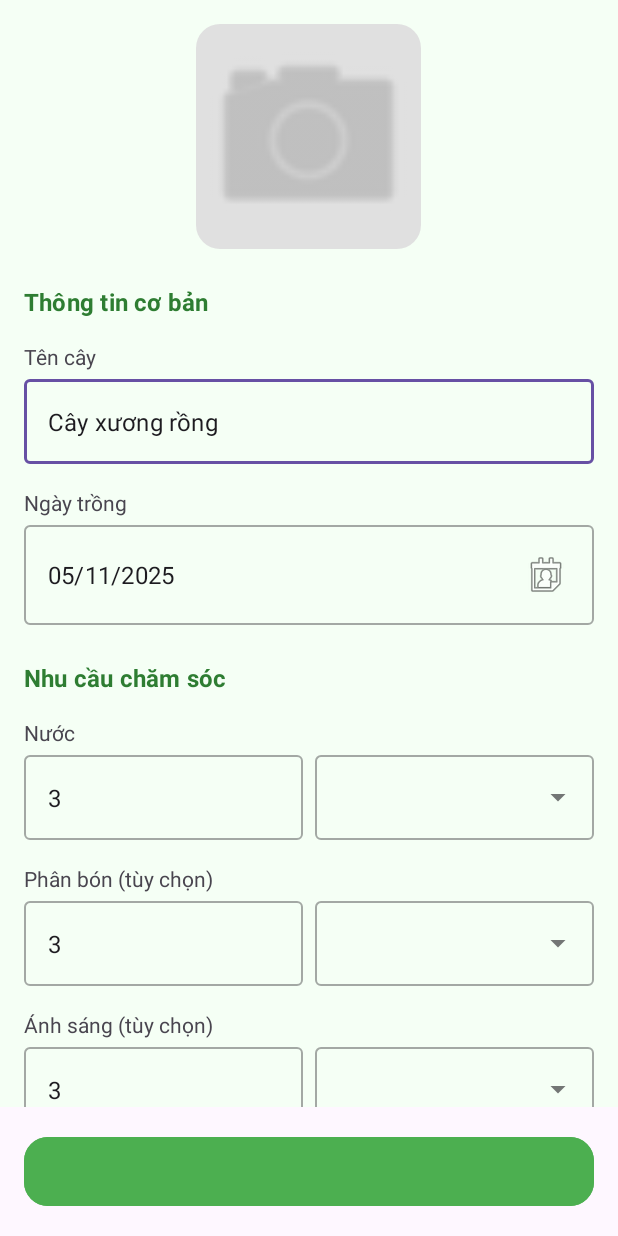
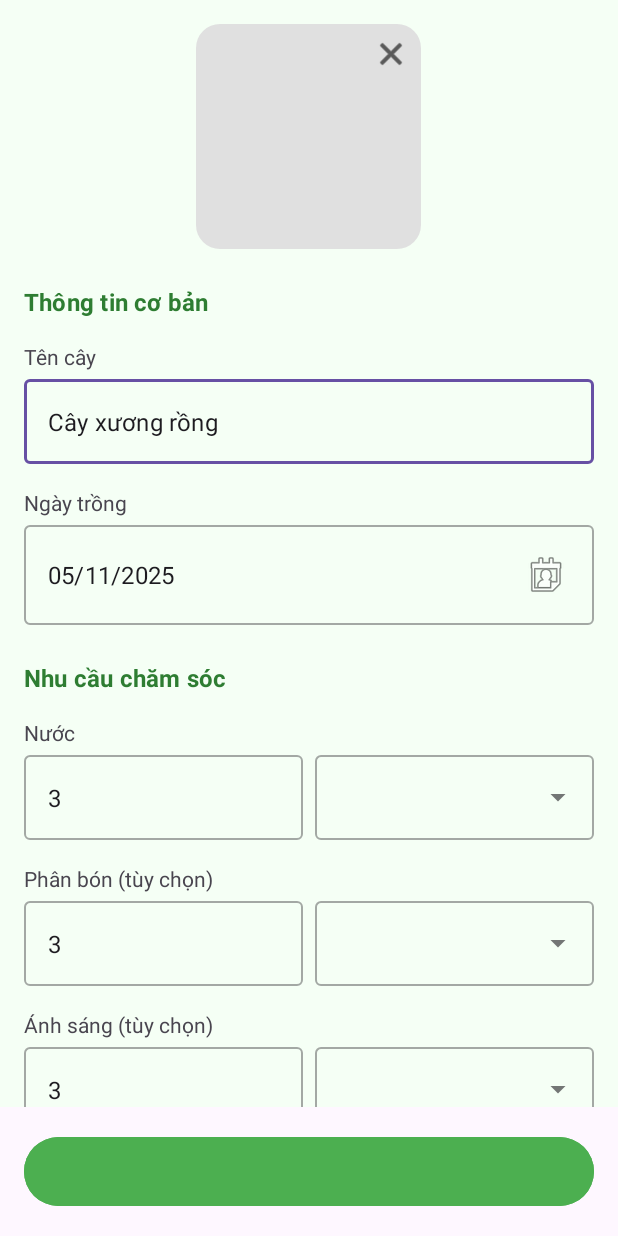
Before and after one commit to phuongnguyen1234/PlantCare, an Android app: the layout fragment_add_edit_plant.xml on its own in the app's theme, with its tools: preview values and no code run, on a phone screen of 412 x 824 dp. Run offline under Robolectric (Android 15) with nearby library versions, the phone set to English and light mode, and no system bars.

```diff
--- a/app/src/main/java/com/example/plantcare/data/dao/TaskDao.java
+++ b/app/src/main/java/com/example/plantcare/data/dao/TaskDao.java
@@ -24,7 +24,7 @@ public interface TaskDao {
     @Delete
     void delete(Task task);
 
-    @Query("SELECT * FROM Task ORDER BY nextDue ASC")
+    @Query("SELECT * FROM Task ORDER BY expiration ASC")
     LiveData<List<Task>> getAllTasks();
 
     @Query("SELECT * FROM Task WHERE taskId = :id LIMIT 1")
@@ -36,6 +36,6 @@ public interface TaskDao {
     @Query("SELECT COUNT(*) FROM Task WHERE status != 'COMPLETED'")
     LiveData<Integer> getActiveTaskCount();
 
-    @Query("SELECT COUNT(*) FROM Task WHERE status != 'COMPLETED' AND nextDue BETWEEN :from AND :to")
+    @Query("SELECT COUNT(*) FROM Task WHERE status != 'COMPLETED' AND expiration BETWEEN :from AND :to")
     LiveData<Integer> getDueSoonTaskCount(LocalDateTime from, LocalDateTime to);
 }
--- a/app/src/main/java/com/example/plantcare/ui/plant/PlantAdapter.java
+++ b/app/src/main/java/com/example/plantcare/ui/plant/PlantAdapter.java
@@ -14,6 +14,8 @@ import com.example.plantcare.data.entity.Plant;
 import com.example.plantcare.databinding.ItemPlantBinding;
 import com.example.plantcare.ui.listeners.OnItemMenuClickListener;
 import com.example.plantcare.utils.MenuUtils;
+
+import java.util.Objects;
 
 public class PlantAdapter extends ListAdapter<Plant, PlantAdapter.ViewHolder> {
 
@@ -32,7 +34,9 @@ public class PlantAdapter extends ListAdapter<Plant, PlantAdapter.ViewHolder> {
 
         @Override
         public boolean areContentsTheSame(@NonNull Plant oldItem, @NonNull Plant newItem) {
-            return oldItem.getName().equals(newItem.getName());
+            // So sánh cả tên và URL ảnh để phát hiện thay đổi
+            return oldItem.getName().equals(newItem.getName()) &&
+                    Objects.equals(oldItem.getImageUrl(), newItem.getImageUrl());
         }
     };
 
--- /dev/null
+++ b/app/src/main/res/color/text_input_box_stroke.xml
@@ -0,0 +1,5 @@
+<?xml version="1.0" encoding="utf-8"?>
+<selector xmlns:android="http://schemas.android.com/apk/res/android">
+    <item android:color="?attr/colorPrimary" android:state_focused="true"/>
+    <item android:color="@android:color/darker_gray"/>
+</selector>
--- a/app/src/main/res/layout/activity_main.xml
+++ b/app/src/main/res/layout/activity_main.xml
@@ -97,8 +97,7 @@
                 android:layout_width="match_parent"
                 android:layout_height="wrap_content"
                 android:layout_gravity="bottom"
-                android:background="@color/colorBottomNavBackground"
-                app:elevation="8dp"
+                android:background="@drawable/bottom_nav_with_top_border"
                 app:itemIconTint="@color/bottom_nav_item_color"
                 app:itemTextColor="@color/bottom_nav_item_color"
                 app:labelVisibilityMode="labeled"
--- a/app/src/main/res/layout/fragment_add_edit_plant.xml
+++ b/app/src/main/res/layout/fragment_add_edit_plant.xml
@@ -4,6 +4,7 @@
     xmlns:tools="http://schemas.android.com/tools">
 
     <data>
+        <import type="android.view.View" />
         <variable
             name="viewModel"
             type="com.example.plantcare.ui.plant.addeditplant.AddEditPlantViewModel" />
@@ -31,17 +32,36 @@
                 android:padding="16dp">
 
                 <!-- Image Picker -->
-                <com.google.android.material.imageview.ShapeableImageView
-                    android:id="@+id/iv_plant_image"
+                <RelativeLayout
                     android:layout_width="150dp"
                     android:layout_height="150dp"
-                    android:layout_gravity="center_horizontal"
-                    android:background="#E0E0E0"
-                    android:scaleType="centerCrop"
-                    android:src="@android:drawable/ic_menu_camera"
-                    app:imageUrl="@{viewModel.plantImageUri != null ? viewModel.plantImageUri.toString() : (plant != null ? plant.imageUrl : null)}"
-                    app:shapeAppearanceOverlay="@style/ShapeAppearance.Material3.Corner.Large"
-                    app:tint="@android:color/darker_gray" />
+                    android:layout_gravity="center_horizontal">
+
+                    <com.google.android.material.imageview.ShapeableImageView
+                        android:id="@+id/iv_plant_image"
+                        android:layout_width="match_parent"
+                        android:layout_height="match_parent"
+                        android:background="#E0E0E0"
+                        android:scaleType="centerCrop"
+                        app:imageUrl="@{viewModel.plantImageUri.toString()}"
+                        app:shapeAppearanceOverlay="@style/ShapeAppearance.Material3.Corner.Large" />
+
+                    <ImageView
+                        android:id="@+id/iv_delete_image"
+                        android:layout_width="32dp"
+                        android:layout_height="32dp"
+                        android:layout_alignParentTop="true"
+                        android:layout_alignParentEnd="true"
+                        android:layout_margin="4dp"
+                        android:background="?attr/selectableItemBackgroundBorderless"
+                        android:clickable="true"
+                        android:contentDescription="Xóa ảnh"
+                        android:focusable="true"
+                        android:padding="4dp"
+                        android:src="@android:drawable/ic_menu_close_clear_cancel"
+                        android:visibility="@{viewModel.plantImageUri != null ? View.VISIBLE : View.GONE}"
+                        app:tint="@android:color/black" />
+                </RelativeLayout>
 
                 <!-- Basic Info -->
                 <TextView
@@ -359,7 +379,7 @@
 
         </androidx.core.widget.NestedScrollView>
 
-        <com.google.android.material.button.MaterialButton
+        <Button
             android:id="@+id/btn_save"
             android:layout_width="match_parent"
             android:layout_height="wrap_content"
@@ -368,9 +388,6 @@
             android:backgroundTint="@color/colorPrimary"
             android:padding="12dp"
             android:text='@{plant == null || plant.plantId == 0 ? "Thêm cây" : "Lưu thay đổi"}'
-            android:textSize="16sp"
-            app:cornerRadius="16dp" />
-
+            android:textSize="16sp"/>
     </RelativeLayout>
-
 </layout>
--- a/app/src/main/res/layout/fragment_stat.xml
+++ b/app/src/main/res/layout/fragment_stat.xml
@@ -19,7 +19,8 @@
             android:layout_width="match_parent"
             android:layout_height="wrap_content"
             android:orientation="vertical"
-            android:padding="16dp">
+            android:padding="16dp"
+            android:paddingBottom="0dp">
 
             <TextView
                 android:layout_width="wrap_content"
--- a/app/src/main/res/layout/item_plant.xml
+++ b/app/src/main/res/layout/item_plant.xml
@@ -32,6 +32,7 @@
                 android:layout_width="64dp"
                 android:layout_height="64dp"
                 app:imageUrl="@{plant.imageUrl}"
+                app:isListItem="@{true}"
                 app:layout_constraintStart_toStartOf="parent"
                 app:layout_constraintTop_toTopOf="parent"
                 app:layout_constraintBottom_toBottomOf="parent"
--- a/app/src/main/res/values/themes.xml
+++ b/app/src/main/res/values/themes.xml
@@ -2,7 +2,6 @@
     <!-- Base application theme. -->
     <style name="Base.Theme.PlantCare" parent="Theme.Material3.Light.NoActionBar">
         <!-- Customize your light theme here. -->
-        <!-- <item name="colorPrimary">@color/my_light_primary</item> -->
     </style>
 
     <style name="Theme.PlantCare" parent="Base.Theme.PlantCare" />
@@ -15,4 +14,8 @@
         <item name="cornerFamily">rounded</item>
         <item name="cornerSize">50%</item>
     </style>
+
+    <style name="CustomTextInputLayout" parent="Widget.MaterialComponents.TextInputLayout.OutlinedBox">
+        <item name="boxStrokeColor">@color/text_input_box_stroke</item>
+    </style>
 </resources>
--- a/gradle/libs.versions.toml
+++ b/gradle/libs.versions.toml
@@ -11,6 +11,7 @@ legacySupportV4 = "1.0.0"
 lifecycleLivedataKtx = "2.9.3"
 lifecycleViewmodelKtx = "2.9.3"
 navigationFragment = "2.9.6"
+room = "2.8.3"
 
 [libraries]
 junit = { group = "junit", name = "junit", version.ref = "junit" }
@@ -27,3 +28,4 @@ navigation-fragment = { group = "androidx.navigation", name = "navigation-fragme
 
 [plugins]
 android-application = { id = "com.android.application", version.ref = "agp" }
+androidx-room = { id = "androidx.room", version.ref = "room" }
```
Also changed, not shown: app/build.gradle.kts (+6 -1 lines), app/src/main/java/com/example/plantcare/data/AppDatabase.java (+32 -3 lines), app/src/main/java/com/example/plantcare/data/entity/Task.java (+12 -12 lines), app/src/main/java/com/example/plantcare/ui/plant/PlantFragment.java (+14 -4 lines), app/src/main/java/com/example/plantcare/ui/plant/PlantViewModel.java (+16 -1 lines), app/src/main/java/com/example/plantcare/ui/plant/addeditplant/AddEditPlantFragment.java (+39 -25 lines), app/src/main/java/com/example/plantcare/ui/plant/addeditplant/AddEditPlantViewModel.java (+77 -5 lines), app/src/main/java/com/example/plantcare/utils/BindingAdapters.java (+18 -14 lines), app/src/main/java/com/example/plantcare/utils/DropdownUtils.java (+22 -0 lines), app/src/main/res/drawable/bottom_nav_with_top_border.xml (added, +15 -0 lines), app/src/main/res/layout/fragment_plant.xml (+5 -2 lines).
